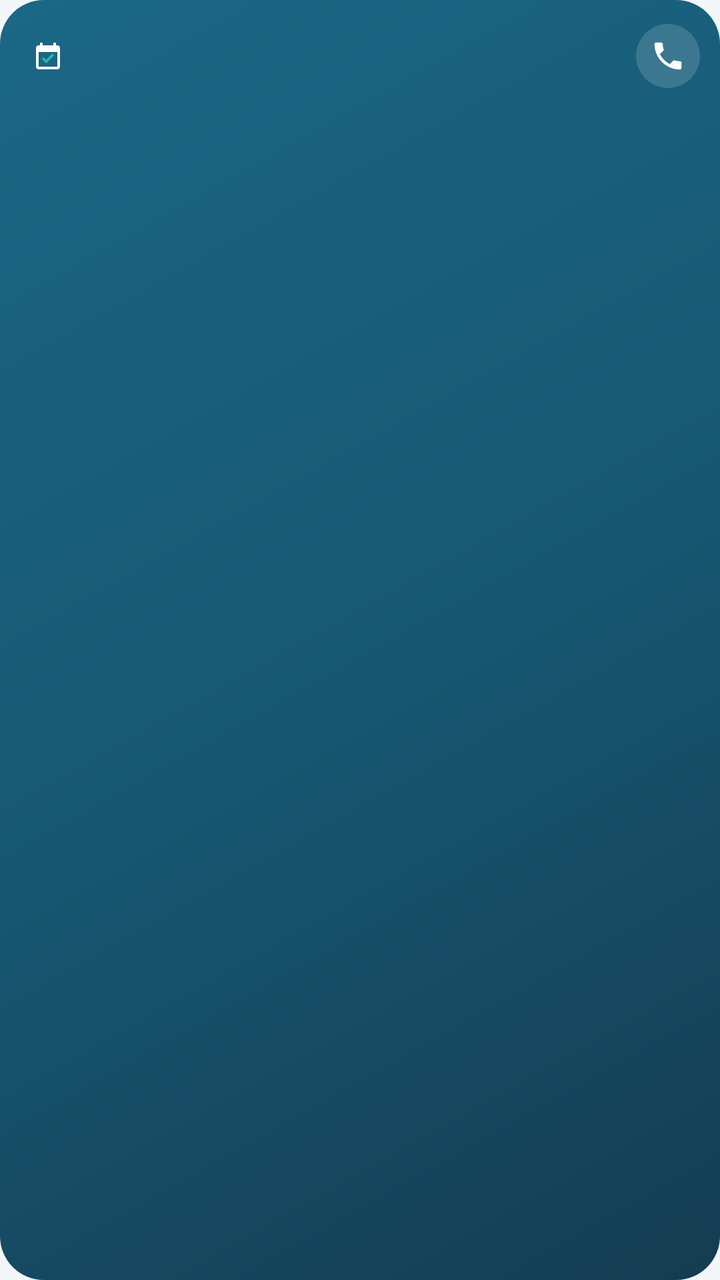
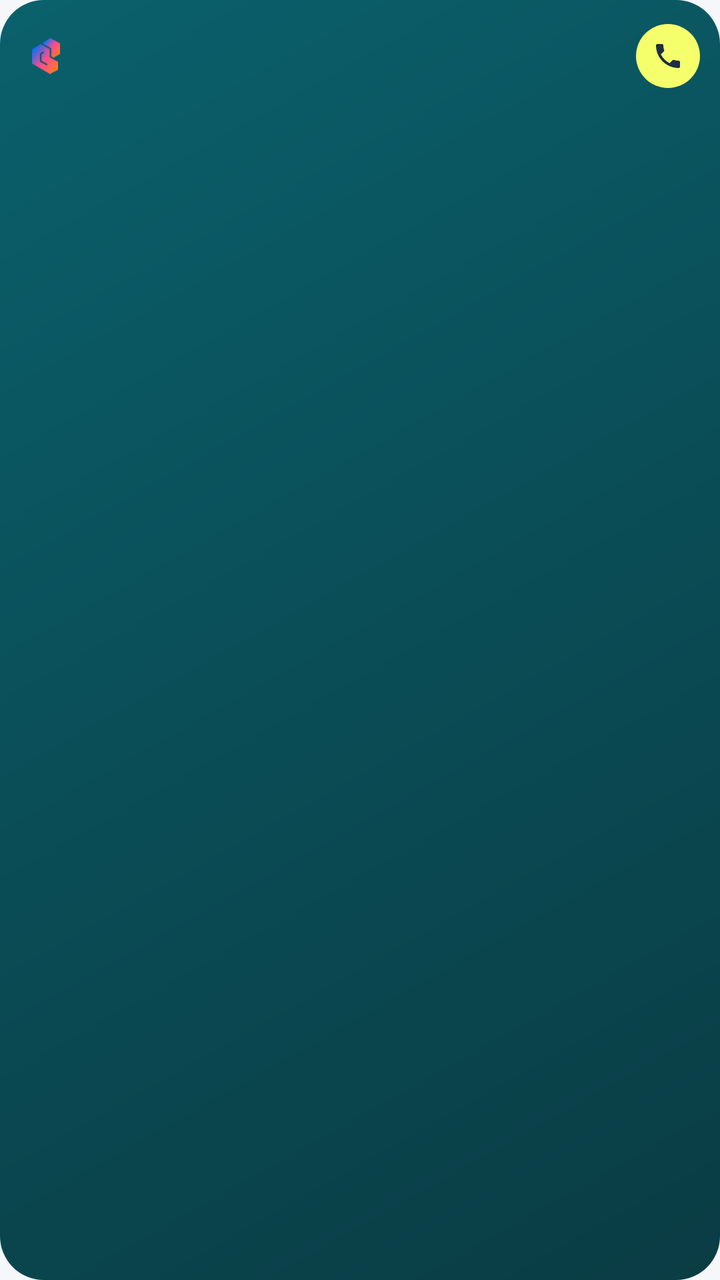

Before-and-after screenshots of an Android layout around one commit, followed by the original layout XML and the change that was made.
<!-- AndroidManifest.xml: application theme AspiaFrister -->
<!-- res/layout/widget_deadline.xml -->
<?xml version="1.0" encoding="utf-8"?>
<LinearLayout xmlns:android="http://schemas.android.com/apk/res/android"
    android:id="@+id/root"
    android:layout_width="match_parent"
    android:layout_height="match_parent"
    android:background="@drawable/widget_bg"
    android:orientation="vertical"
    android:paddingStart="16dp"
    android:paddingTop="12dp"
    android:paddingEnd="10dp"
    android:paddingBottom="12dp">

    <LinearLayout
        android:layout_width="match_parent"
        android:layout_height="wrap_content"
        android:gravity="center_vertical"
        android:orientation="horizontal">

        <ImageView
            android:layout_width="16dp"
            android:layout_height="16dp"
            android:layout_marginEnd="6dp"
            android:src="@drawable/ic_calendar" />

        <TextView
            android:id="@+id/label"
            android:layout_width="0dp"
            android:layout_height="wrap_content"
            android:layout_weight="1"
            android:ellipsize="end"
            android:letterSpacing="0.08"
            android:maxLines="1"
            android:textColor="@color/on_hero_muted"
            android:textSize="11sp"
            android:textStyle="bold" />

        <ImageView
            android:id="@+id/help"
            android:layout_width="32dp"
            android:layout_height="32dp"
            android:background="@drawable/help_bg"
            android:contentDescription="Hjælp – ring mig op"
            android:padding="7dp"
            android:src="@drawable/ic_help" />
    </LinearLayout>

    <TextView
        android:id="@+id/days"
        android:layout_width="match_parent"
        android:layout_height="wrap_content"
        android:maxLines="1"
        android:textColor="@color/on_hero"
        android:textSize="30sp"
        android:textStyle="bold" />

    <TextView
        android:id="@+id/caption"
        android:layout_width="match_parent"
        android:layout_height="wrap_content"
        android:maxLines="1"
        android:textColor="@color/on_hero_muted"
        android:textSize="12sp" />

    <TextView
        android:id="@+id/title"
        android:layout_width="match_parent"
        android:layout_height="wrap_content"
        android:layout_marginTop="4dp"
        android:ellipsize="end"
        android:maxLines="2"
        android:textColor="@color/on_hero"
        android:textSize="14sp"
        android:textStyle="bold" />

    <TextView
        android:id="@+id/footer"
        android:layout_width="match_parent"
        android:layout_height="wrap_content"
        android:ellipsize="end"
        android:maxLines="1"
        android:textColor="@color/on_hero_muted"
        android:textSize="11sp" />
</LinearLayout>
<!-- resources referenced by this layout -->
<resources>
  <color name="on_hero">#FFFFFF</color>
  <color name="on_hero_muted">#C8FFFFFF</color>
  <!-- drawable help_bg (drawable) -->
  <?xml version="1.0" encoding="utf-8"?>
  <shape xmlns:android="http://schemas.android.com/apk/res/android" android:shape="oval">
      <solid android:color="#26FFFFFF" />
  </shape>
  <!-- drawable ic_calendar (drawable) -->
  <?xml version="1.0" encoding="utf-8"?>
  <vector xmlns:android="http://schemas.android.com/apk/res/android"
      android:width="24dp" android:height="24dp" android:viewportWidth="24" android:viewportHeight="24">
      <path android:fillColor="#FFFFFFFF"
          android:pathData="M19,4h-1V2h-2v2H8V2H6v2H5C3.89,4 3,4.9 3,6v14c0,1.1 0.89,2 2,2h14c1.1,0 2,-0.9 2,-2V6C21,4.9 20.1,4 19,4zM19,20H5V9h14V20z" />
      <path android:fillColor="#FF2BB3AC"
          android:pathData="M10.6,17.6l-3.3,-3.3l1.4,-1.4l1.9,1.9l4.6,-4.6l1.4,1.4z" />
  </vector>
  <!-- drawable ic_help (drawable) -->
  <?xml version="1.0" encoding="utf-8"?>
  <vector xmlns:android="http://schemas.android.com/apk/res/android"
      android:width="24dp" android:height="24dp" android:viewportWidth="24" android:viewportHeight="24">
      <path android:fillColor="#FFFFFFFF"
          android:pathData="M6.62,10.79c1.44,2.83 3.76,5.14 6.59,6.59l2.2,-2.2c0.27,-0.27 0.67,-0.36 1.02,-0.24c1.12,0.37 2.33,0.57 3.57,0.57c0.55,0 1,0.45 1,1V20c0,0.55 -0.45,1 -1,1c-9.39,0 -17,-7.61 -17,-17c0,-0.55 0.45,-1 1,-1h3.5c0.55,0 1,0.45 1,1c0,1.25 0.2,2.45 0.57,3.57c0.11,0.35 0.03,0.74 -0.25,1.02L6.62,10.79z" />
  </vector>
  <!-- drawable widget_bg (drawable) -->
  <?xml version="1.0" encoding="utf-8"?>
  <shape xmlns:android="http://schemas.android.com/apk/res/android" android:shape="rectangle">
      <gradient
          android:angle="315"
          android:startColor="#F20E5F80"
          android:centerColor="#F20B4F6C"
          android:endColor="#F2073247" />
      <corners android:radius="22dp" />
  </shape>
  <style name="AspiaFrister" parent="@android:style/Theme.DeviceDefault.DayNight">
          <item name="android:windowActionBar">false</item>
          <item name="android:windowNoTitle">true</item>
          <item name="android:windowBackground">@color/bg</item>
          <item name="android:statusBarColor">@color/bg</item>
          <item name="android:navigationBarColor">@color/bg</item>
          <item name="android:colorAccent">@color/accent</item>
      </style>
  <color name="bg">#F3F6F8</color>
  <color name="accent">#0B4F6C</color>
</resources>

<!-- the commit's change to res/layout/widget_deadline.xml (unified diff, before → after) -->
@@ -17,10 +17,10 @@
         android:orientation="horizontal">
 
         <ImageView
-            android:layout_width="16dp"
-            android:layout_height="16dp"
+            android:layout_width="14dp"
+            android:layout_height="18dp"
             android:layout_marginEnd="6dp"
-            android:src="@drawable/ic_calendar" />
+            android:src="@drawable/ic_aspia_symbol" />
 
         <TextView
             android:id="@+id/label"
@@ -40,7 +40,7 @@
             android:layout_height="32dp"
             android:background="@drawable/help_bg"
             android:contentDescription="Hjælp – ring mig op"
-            android:padding="7dp"
+            android:padding="8dp"
             android:src="@drawable/ic_help" />
     </LinearLayout>
 
<!-- resource entries referenced after the edit -->
@@ -1,26 +1,18 @@
 <!-- resources referenced by this layout -->
 <resources>
   <color name="on_hero">#FFFFFF</color>
-  <color name="on_hero_muted">#C8FFFFFF</color>
+  <color name="on_hero_muted">#CCFFFFFF</color>
   <!-- drawable help_bg (drawable) -->
   <?xml version="1.0" encoding="utf-8"?>
   <shape xmlns:android="http://schemas.android.com/apk/res/android" android:shape="oval">
-      <solid android:color="#26FFFFFF" />
+      <solid android:color="@color/lime" />
   </shape>
-  <!-- drawable ic_calendar (drawable) -->
-  <?xml version="1.0" encoding="utf-8"?>
-  <vector xmlns:android="http://schemas.android.com/apk/res/android"
-      android:width="24dp" android:height="24dp" android:viewportWidth="24" android:viewportHeight="24">
-      <path android:fillColor="#FFFFFFFF"
-          android:pathData="M19,4h-1V2h-2v2H8V2H6v2H5C3.89,4 3,4.9 3,6v14c0,1.1 0.89,2 2,2h14c1.1,0 2,-0.9 2,-2V6C21,4.9 20.1,4 19,4zM19,20H5V9h14V20z" />
-      <path android:fillColor="#FF2BB3AC"
-          android:pathData="M10.6,17.6l-3.3,-3.3l1.4,-1.4l1.9,1.9l4.6,-4.6l1.4,1.4z" />
-  </vector>
+  <!-- drawable ic_aspia_symbol: vector/xml drawable (drawable, 3884 chars, omitted) -->
   <!-- drawable ic_help (drawable) -->
   <?xml version="1.0" encoding="utf-8"?>
   <vector xmlns:android="http://schemas.android.com/apk/res/android"
       android:width="24dp" android:height="24dp" android:viewportWidth="24" android:viewportHeight="24">
-      <path android:fillColor="#FFFFFFFF"
+      <path android:fillColor="#FF1D2D44"
           android:pathData="M6.62,10.79c1.44,2.83 3.76,5.14 6.59,6.59l2.2,-2.2c0.27,-0.27 0.67,-0.36 1.02,-0.24c1.12,0.37 2.33,0.57 3.57,0.57c0.55,0 1,0.45 1,1V20c0,0.55 -0.45,1 -1,1c-9.39,0 -17,-7.61 -17,-17c0,-0.55 0.45,-1 1,-1h3.5c0.55,0 1,0.45 1,1c0,1.25 0.2,2.45 0.57,3.57c0.11,0.35 0.03,0.74 -0.25,1.02L6.62,10.79z" />
   </vector>
   <!-- drawable widget_bg (drawable) -->
@@ -28,9 +20,9 @@
   <shape xmlns:android="http://schemas.android.com/apk/res/android" android:shape="rectangle">
       <gradient
           android:angle="315"
-          android:startColor="#F20E5F80"
-          android:centerColor="#F20B4F6C"
-          android:endColor="#F2073247" />
+          android:startColor="#F5005A66"
+          android:centerColor="#F5004650"
+          android:endColor="#F500343C" />
       <corners android:radius="22dp" />
   </shape>
   <style name="AspiaFrister" parent="@android:style/Theme.DeviceDefault.DayNight">
@@ -41,7 +33,8 @@
           <item name="android:navigationBarColor">@color/bg</item>
           <item name="android:colorAccent">@color/accent</item>
       </style>
-  <color name="bg">#F3F6F8</color>
-  <color name="accent">#0B4F6C</color>
+  <color name="lime">#F5FF6B</color>
+  <color name="bg">#F5F7FA</color>
+  <color name="accent">#004650</color>
 </resources>
 
